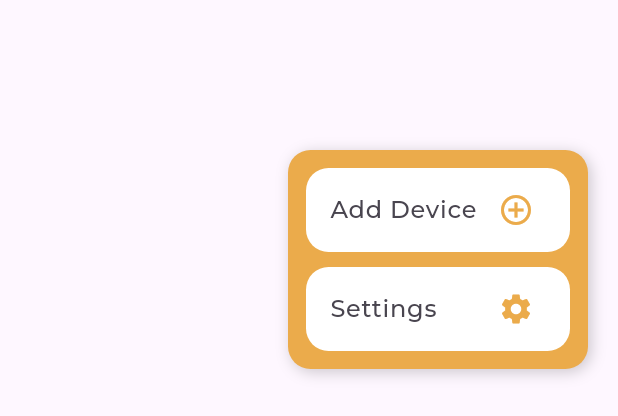
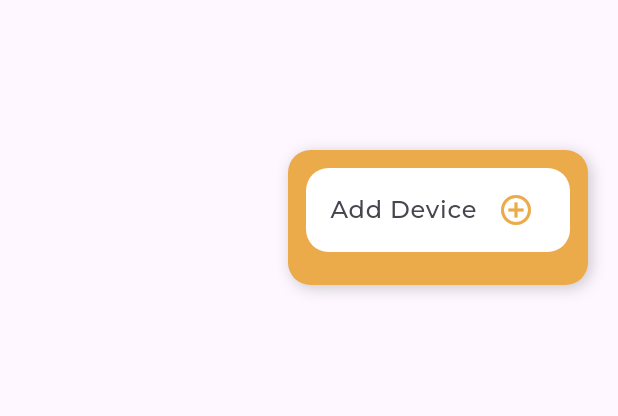
Before and after one commit to Ashriya26/Internship_Device_Control_App, a Flutter app: the OptionsPopup widget shown alone on an empty page, opened directly, on a phone screen of 412 x 824 dp. Shown: the top 416 px of the screen. Run offline on Flutter 3.47's test engine with Material 3 defaults, Android fonts, the phone set to English and light mode, and no system bars; our stand-ins replace shared_preferences, sqflite; missing offline and left inert: wifi_iot; accounts and stored records are empty; project files that could hold a hidden picture were left out.

Commit message:
changed the placement of wifi settings option

```diff
--- a/lib/widgets/options_popup.dart
+++ b/lib/widgets/options_popup.dart
@@ -147,6 +147,9 @@
 import 'package:flutter/material.dart';
 import '../services/database_service.dart';
 import '../services/mock_device_service.dart';
+import 'package:provider/provider.dart';
+import '../providers/network_provider.dart';
+
 
 class OptionsPopup extends StatelessWidget {
   const OptionsPopup({super.key});
@@ -360,26 +363,7 @@ Future<void> _addDevice(BuildContext context) async {
                   const SizedBox(height: 10),
 
                   // ⚙️ Settings
-                  Container(
-                    decoration: BoxDecoration(
-                      color: Colors.white,
-                      borderRadius: BorderRadius.circular(15),
-                    ),
-                    child: ListTile(
-                      leading: const Text(
-                        "Settings",
-                        style: TextStyle(fontSize: 16, fontWeight: FontWeight.w500),
-                      ),
-                      trailing: const Icon(
-                        Icons.settings,
-                        color: Color.fromARGB(255, 235, 171, 75),
-                        size: 24,
-                      ),
-                      onTap: () {
-                        Navigator.pushNamed(context, '/settings');
-                      },
-                    ),
-                  ),
+
                 ],
               ),
             ),
```
Also changed, not shown: lib/pages/home_page.dart (+12 -0 lines).
